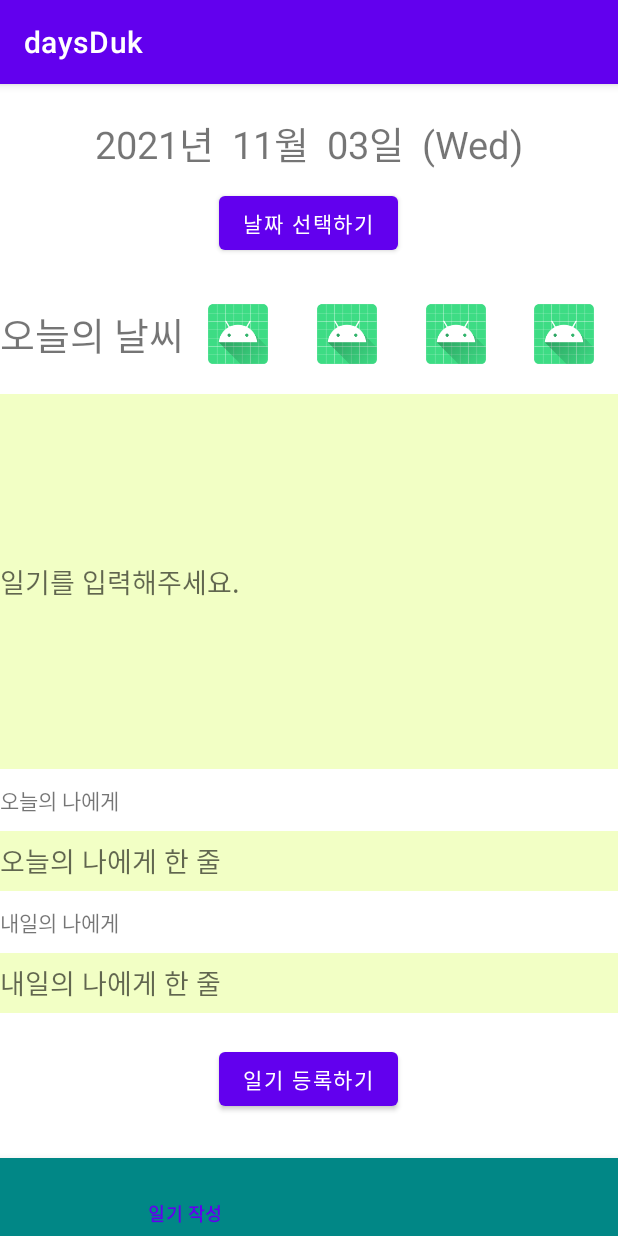
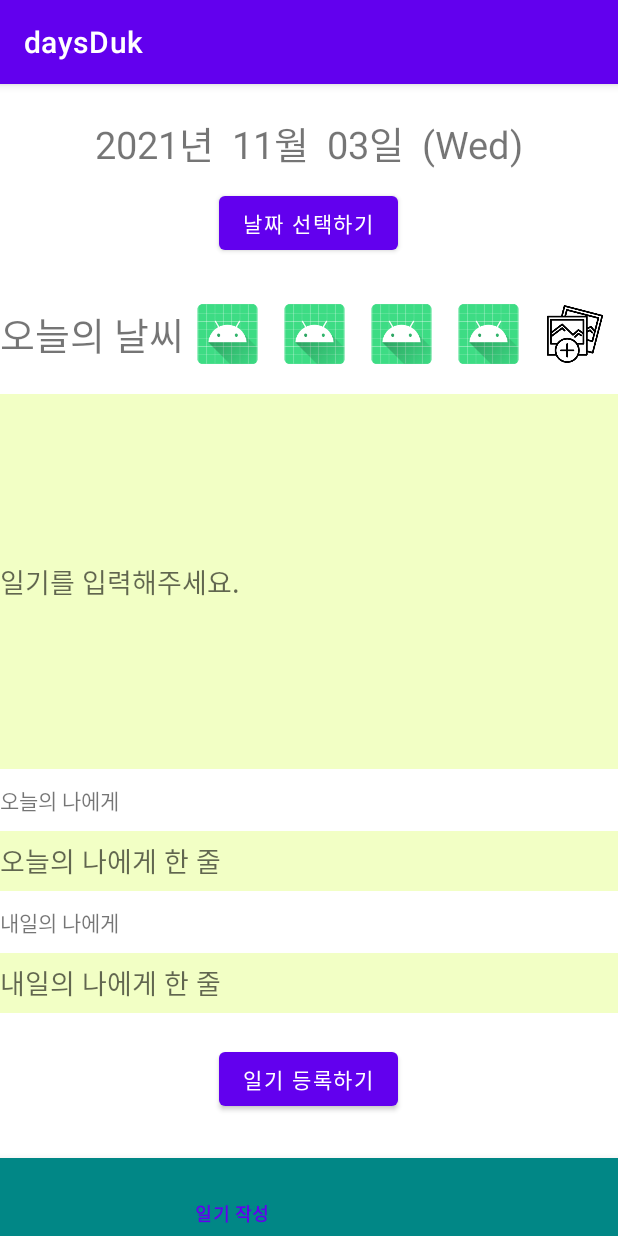
Before and after one commit to Vector1331/SoftwareEngineering, an Android app: the screen it shows after launch (MainActivity), item 2 of the bottom bar chosen, on a phone screen of 412 x 824 dp. Run offline under Robolectric (Android 15) with nearby library versions, the phone set to English and light mode, and no system bars.

Commit message:
Diary+ImgDiary 통합

```diff
--- a/daysDuk/app/src/main/res/layout/fragment_write.xml
+++ b/daysDuk/app/src/main/res/layout/fragment_write.xml
@@ -100,6 +100,7 @@
         android:layout_gravity="center_horizontal"
         android:text="날짜 선택하기" />
 
+
     <LinearLayout
         android:layout_width="match_parent"
         android:layout_height="40dp"
@@ -160,7 +161,25 @@
                 android:src="@mipmap/ic_launcher"/>
         </LinearLayout>
 
+        <LinearLayout
+            android:layout_width="match_parent"
+            android:layout_height="match_parent"
+            android:gravity="center"
+            android:layout_weight="1">
+            <ImageView
+                android:id="@+id/write_upload_img"
+                android:layout_width="wrap_content"
+                android:layout_height="match_parent"
+                android:src="@mipmap/gallery2"/>
+        </LinearLayout>
+
     </LinearLayout>
+
+    <ImageView
+        android:id="@+id/write_picked_imgview"
+        android:layout_width="match_parent"
+        android:layout_height="250dp"
+        android:visibility="gone" />
 
     <EditText
         android:id="@+id/write_diary"
--- a/daysDuk/app/src/main/res/menu/bottom_menu.xml
+++ b/daysDuk/app/src/main/res/menu/bottom_menu.xml
@@ -14,10 +14,6 @@
         android:title="캘린더"
         android:enabled="true" />
     <item
-        android:id="@+id/menu_image"
-        android:title="이미지"
-        android:enabled="true" />
-    <item
         android:id="@+id/menu_setting"
         android:title="설정"
         android:enabled="true" />
```
Also changed, not shown: daysDuk/app/src/main/java/com/example/daysduk/MainActivity.java (+4 -4 lines), daysDuk/app/src/main/java/com/example/daysduk/WriteFragment.java (+55 -5 lines), daysDuk/app/src/main/res/mipmap-hdpi/gallery.png (added), daysDuk/app/src/main/res/mipmap-hdpi/gallery2.png (added).
